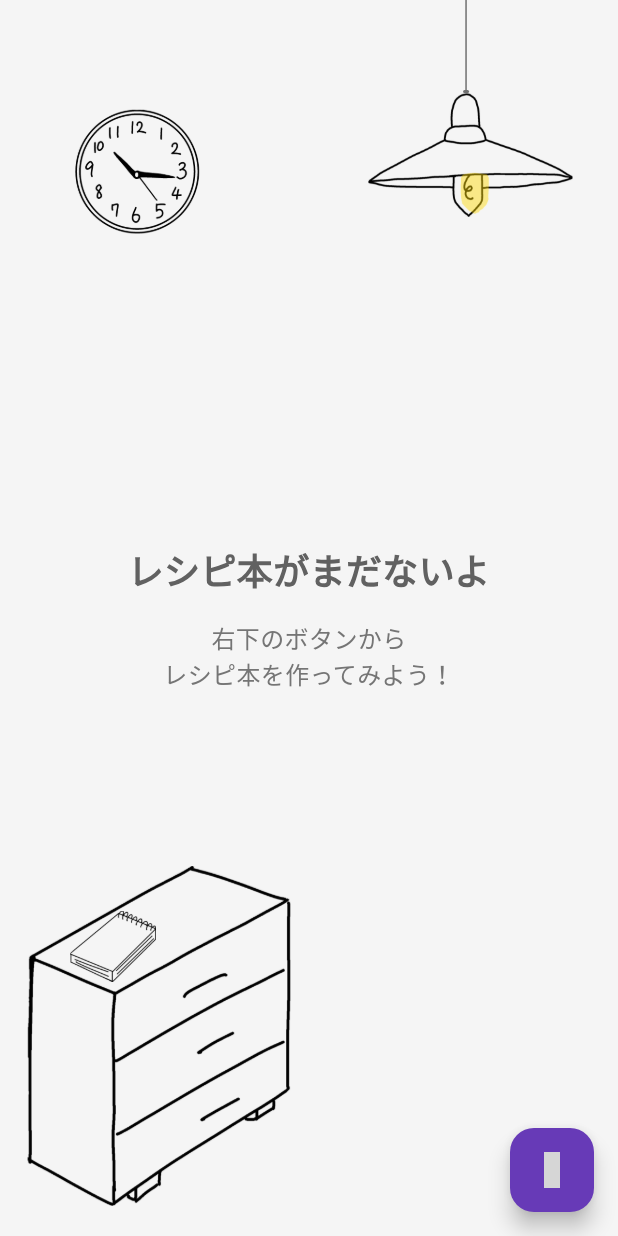
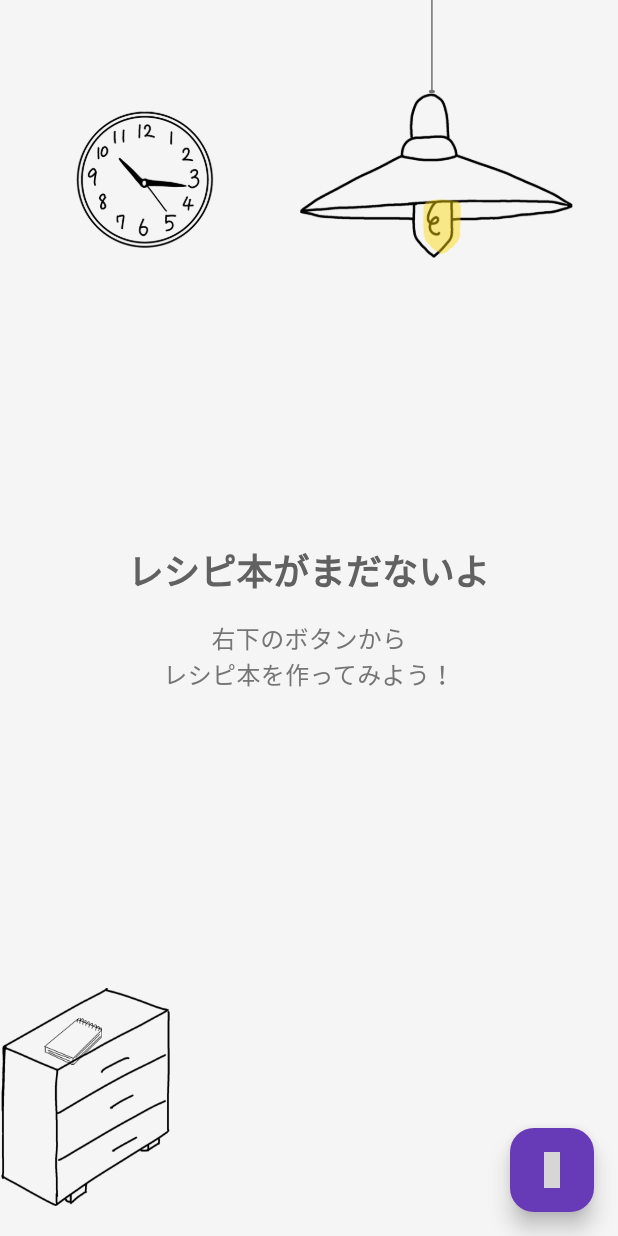
Before and after one commit to rai03k/tegaki-recipe, a Flutter app: the screen it shows after launch, on a phone screen of 412 x 824 dp. Run offline on Flutter 3.47's test engine with Material 3 defaults, Android fonts, the phone set to English and light mode, and no system bars; our stand-ins replace drift, drift_flutter, flutter_riverpod, freezed_annotation, go_router, hugeicons and 5 more; accounts and stored records are empty; generated files the repository leaves out were written again; Roboto replaces fonts that are missing (ArmedLemon); grey boxes are pictures that could not be loaded.

Commit message:
画面横幅ベースのレスポンシブサイズシステムを実装
- ResponsiveSizeExtensionクラスを作成（utils/responsive_size.dart）
- 16.wpu(context)で画面横幅に応じた16px相当のサイズを取得可能
- .wpu (Width Proportional Unit): 横幅ベース
- .hpu (Height Proportional Unit): 高さベース
- .spu (Size Proportional Unit): 最小辺ベース
- 基準サイズをiPhone SE（375x667）に設定

家具サイズをレスポンシブに変更:
- メモ帳: 50.wpu(context)
- 棚: 120.wpu(context)
- ランプ: 100.wpu(context)
- 時計: 100.wpu(context) & 110.wpu(context)

```diff
--- a/lib/views/home_screen.dart
+++ b/lib/views/home_screen.dart
@@ -8,6 +8,7 @@ import '../models/database.dart';
 import '../view_models/recipe_book_view_model.dart';
 import '../view_models/theme_view_model.dart';
 import '../view_models/timer_view_model.dart';
+import '../utils/responsive_size.dart';
 import 'dart:io';
 
 class HomeScreen extends ConsumerStatefulWidget {
@@ -81,12 +82,8 @@ class _HomeScreenState extends ConsumerState<HomeScreen> {
               () => _onThemeToggle(themeNotifier),
             ),
           ),
-          // 時計UI（ランプ本体の高さに合わせる）
-          Positioned(
-            top: MediaQuery.of(context).padding.top + 60, // ステータスバー + 吊り下げ棒の長さ
-            left: 40,
-            child: _buildClockWidget(isDarkMode)
-          ),
+          // 時計UI
+          Positioned(top: 60, left: 40, child: _buildClockWidget(isDarkMode)),
 
           // 左下の家具エリア（メモ帳と棚）
           Positioned(
@@ -328,24 +325,8 @@ class _HomeScreenState extends ConsumerState<HomeScreen> {
               onTap: onThemeToggle,
               child: Builder(
                 builder: (context) {
-                  final screenWidth = MediaQuery.of(context).size.width;
-                  final screenHeight = MediaQuery.of(context).size.height;
-
-                  // 端末サイズに応じてランプサイズを調整
-                  double lampSize;
-                  if (screenWidth < 400) {
-                    // 小さなスマホ
-                    lampSize = screenHeight * 0.08; // 画面高の8%
-                  } else if (screenWidth < 600) {
-                    // 通常のスマホ
-                    lampSize = screenHeight * 0.1; // 画面高の10%
-                  } else {
-                    // タブレット
-                    lampSize = screenHeight * 0.12; // 画面高の12%
-                  }
-
-                  // 最小・最大サイズを制限
-                  lampSize = lampSize.clamp(80.0, 180.0);
+                  // レスポンシブサイズでランプサイズを計算
+                  final lampSize = 100.wpu(context); // 横幅ベースで100px相当
 
                   return SizedBox(
                     height: lampSize,
@@ -421,12 +402,12 @@ class _HomeScreenState extends ConsumerState<HomeScreen> {
         return GestureDetector(
           onTap: () => context.push('/timer'),
           child: SizedBox(
-            height: 110, // タイマー表示のための余裕を追加
+            height: 110.wpu(context), // レスポンシブサイズでタイマー表示のための余裕を追加
             child: Stack(
               alignment: Alignment.center,
               children: [
                 SizedBox(
-                  height: 100,
+                  height: 100.wpu(context), // レスポンシブサイズで時計サイズ
                   child: ColorFiltered(
                     colorFilter:
                         isDarkMode
@@ -494,11 +475,9 @@ class _HomeScreenState extends ConsumerState<HomeScreen> {
   Widget _buildFurnitureWidgets(bool isDarkMode) {
     return Builder(
       builder: (context) {
-        final screenHeight = MediaQuery.of(context).size.height;
-
-        // 個別に家具サイズを計算
-        final memoSize = screenHeight / 10; // 画面高の1/10
-        final shelfSize = screenHeight / 4; // 画面高の1/5
+        // レスポンシブサイズで家具サイズを計算
+        final memoSize = 50.wpu(context); // 横幅ベースで50px相当
+        final shelfSize = 120.wpu(context); // 横幅ベースで120px相当
 
         // Stackの全体サイズを計算（棚のサイズ + メモ帳の少しの余裕）
         final stackHeight = shelfSize * 1.3;
```
Also changed, not shown: lib/utils/responsive_size.dart (added, +47 -0 lines).
